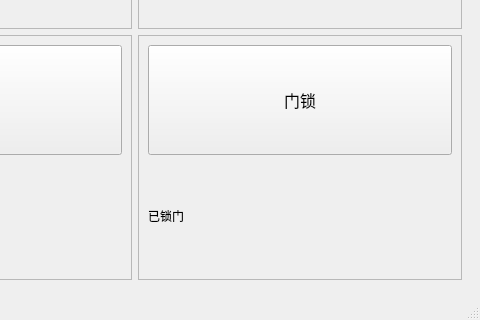
The window that mainwindow.ui (DaisyCoding/QtLab-finalwork) describes before a commit, drawn with Qt 5; both pictures show x 320 to 800 and y 280 to 600 of the 800 by 600 pixel window.
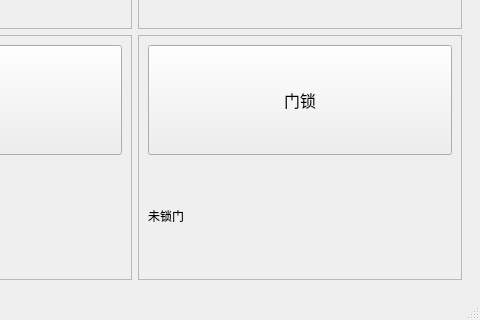
The same window after the commit. The open tabs and pages were chosen to show the change.

Commit message: 2026/1/5 完成了回家场景功能。

```diff
--- a/mainwindow.ui
+++ b/mainwindow.ui
@@ -281,7 +281,7 @@
              <item>
               <widget class="QLabel" name="Locklabel">
                <property name="text">
-                <string>已锁门</string>
+                <string>未锁门</string>
                </property>
               </widget>
              </item>
```
Left out of the diff: 4 changed lines with no effect on the pictures. The commit also changes 2 other files.
